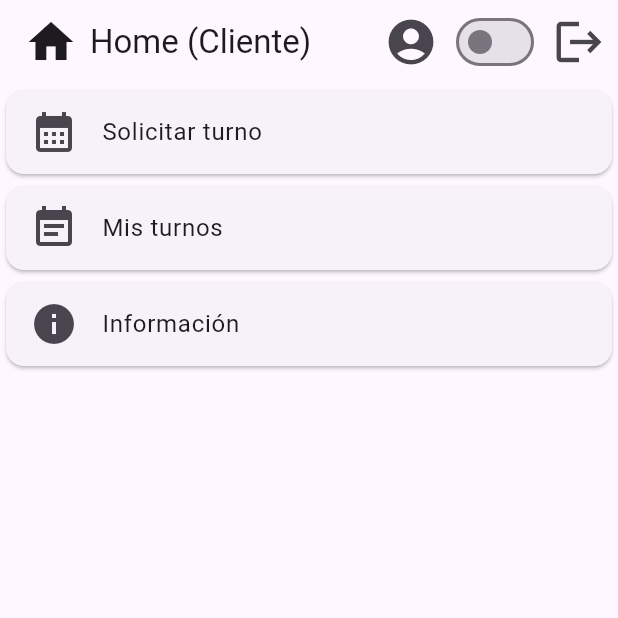
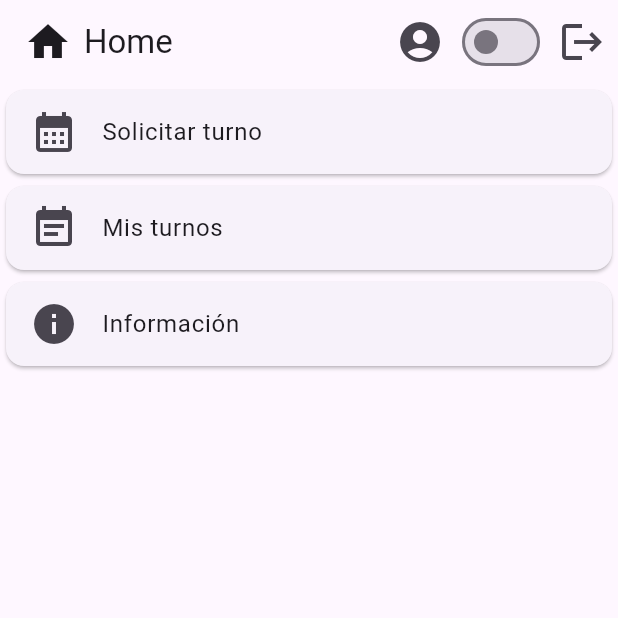
Before and after one commit to danielazim13/genespeluqueria, a Flutter app: the ClienteHomeScreen screen opened by its route, on a phone screen of 412 x 824 dp, the top half of it. Run offline on Flutter 3.47's test engine with Material 3 defaults, Android fonts, the light colour scheme and no system bars; our stand-ins replace cloud_firestore, firebase_auth, firebase_core, fl_chart, font_awesome_flutter, go_router; missing offline and left inert: d_chart; accounts and stored records are empty.

Commit message:
fix issues 5 y 7

```diff
--- a/lib/entities/servicio.dart
+++ b/lib/entities/servicio.dart
@@ -18,7 +18,7 @@ class Servicio {
     return Servicio(
         id: doc.id,
         nombre: data['nombre'] ?? '',
-        precio: data['precio'] ?? 0.0,
+        precio: (data['precio'] as num?)?.toDouble() ?? 0.0,
         duracion: data['duracion'] ?? 0);
   }
 
--- a/lib/screens/cliente/home_screen.dart
+++ b/lib/screens/cliente/home_screen.dart
@@ -10,7 +10,7 @@ class ClienteHomeScreen extends StatelessWidget {
 Widget build(BuildContext context) {
   return Scaffold(
     body: HomeScreenBase(
-        title: 'Home (Cliente)',
+      title: 'Home',
       buttons: [
         NavigationButton(
           text: 'Solicitar turno',
@@ -30,5 +30,4 @@ class ClienteHomeScreen extends StatelessWidget {
       ],
     ),
   );
-  }
-}
+}}
--- a/lib/screens/cliente/info_screen.dart
+++ b/lib/screens/cliente/info_screen.dart
@@ -52,7 +52,7 @@ class InfoScreen extends StatelessWidget {
           radius: 32.0,
         ),
         SizedBox(width: 16.0),
-        Column(
+        Expanded (child:         Column(
           crossAxisAlignment: CrossAxisAlignment.start,
           children: [
             Text(
@@ -87,7 +87,7 @@ class InfoScreen extends StatelessWidget {
             ),
 
           ],
-        ),
+        ),),
       ],
     );
   }
--- a/lib/widgets/home_screen_base.dart
+++ b/lib/widgets/home_screen_base.dart
@@ -37,7 +37,7 @@ class HomeScreenBase extends StatelessWidget {
       title: Row(
         mainAxisSize: MainAxisSize.min,
         children: [
-          Icon(Icons.home, size: 36),
+          Icon(Icons.home, size: 32),
           SizedBox(width: 8),
           Text(title),
         ],
@@ -46,7 +46,7 @@ class HomeScreenBase extends StatelessWidget {
       actions: [
         IconButton(
           icon: const Icon(Icons.account_circle),
-          iconSize: 36,
+          iconSize: 32,
           onPressed: () {
             context.push('/editar');
           },
@@ -57,7 +57,7 @@ class HomeScreenBase extends StatelessWidget {
         }),
         IconButton(
           icon: const Icon(Icons.logout),
-          iconSize: 36,
+          iconSize: 32,
           onPressed: () => _logout(context),
         )
 
```
Also changed, not shown: lib/screens/cliente/turnos/agregar_turno_screen.dart (+4 -4 lines). Lines whose indentation alone changed are shown as unchanged.
